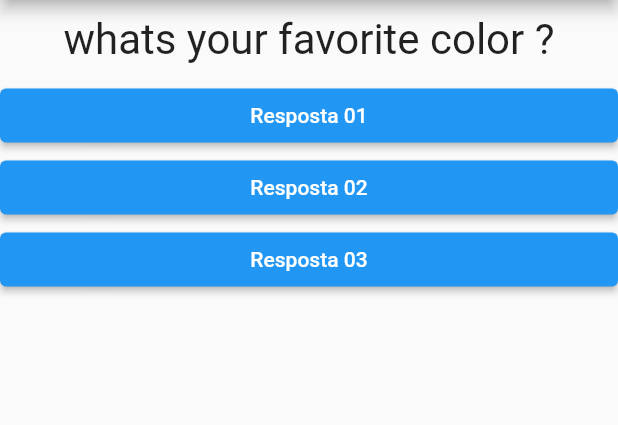
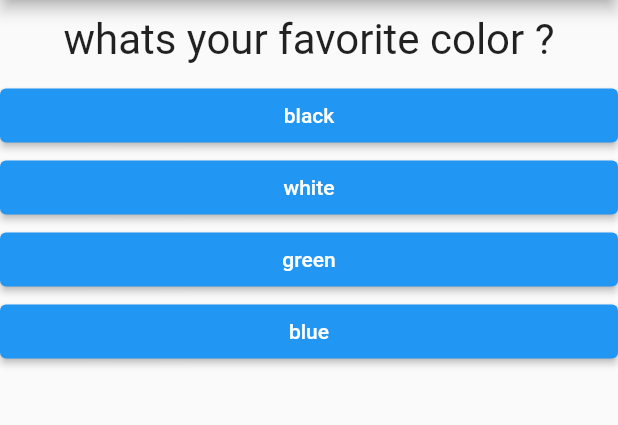
Before and after one commit to LeonardoPaiv/Curso_de_Flutter, a Flutter app: the screen it shows after launch, on a phone screen of 412 x 824 dp, the part 84-509 px from its top. Run offline on Flutter 3.47's test engine with Material 2 defaults, Android fonts, the phone set to English and light mode, and no system bars.

Commit message:
Add Results and quiz. first project done

```diff
--- a/Primeiro Projeto_Perguntas/project_questions/lib/answers.dart
+++ b/Primeiro Projeto_Perguntas/project_questions/lib/answers.dart
@@ -5,8 +5,9 @@ import 'package:flutter/src/material/colors.dart';
 
 class Answer extends StatelessWidget {
   final String txt;
+  final void Function() onPress;
 
-  Answer(this.txt);
+  Answer(this.txt, this.onPress);
 
   @override
   Widget build(BuildContext context) {
@@ -14,7 +15,7 @@ class Answer extends StatelessWidget {
       width: double.infinity,
       child: ElevatedButton(
         child: Text(txt),
-        onPressed: () {},
+        onPressed: onPress,
       ),
     );
   }
--- a/Primeiro Projeto_Perguntas/project_questions/lib/main.dart
+++ b/Primeiro Projeto_Perguntas/project_questions/lib/main.dart
@@ -1,40 +1,76 @@
 import 'package:flutter/material.dart';
-import './questions.dart';
-import './answers.dart';
+import 'quiz.dart';
+import 'Results.dart';
 
 main() => runApp(new AskApp());
 
 class _AskAppState extends State<AskApp> {
   var QuestionSelected = 0;
+  var _score = 0;
 
-  void _answer() {
+  bool get questionSelect {
+    return QuestionSelected < _Questions.length;
+  }
+
+  final List<Map<String, Object>> _Questions = const [
+    {
+      'text': 'whats your favorite color ?',
+      'answer': [
+        {'text': 'black', 'grade': 10},
+        {'text': 'white', 'grade': 10},
+        {'text': 'green', 'grade': 9},
+        {'text': 'blue', 'grade': 9},
+      ]
+    },
+    {
+      'text': 'whats your favorite animal ?',
+      'answer': [
+        {'text': 'cat', 'grade': 7},
+        {'text': 'dog', 'grade': 10},
+        {'text': 'fish', 'grade': 4},
+        {'text': 'bird', 'grade': 4},
+      ]
+    },
+    {
+      'text': 'why hire Leonardo?',
+      'answer': [
+        {'text': 'hardworking', 'grade': 0},
+        {'text': 'studious', 'grade': 0},
+        {'text': 'proactive', 'grade': 0},
+        {'text': 'all alternatives', 'grade': 10},
+      ]
+    }
+  ];
+
+  void _answer(int score) {
     setState(() {
       QuestionSelected++;
+      _score += score;
+
+      print('question answer');
     });
+  }
 
-    print('question answer');
+  void _restartQuiz() {
+    setState(() {
+      QuestionSelected = 0;
+      _score = 0;
+    });
   }
 
   @override
   Widget build(BuildContext context) {
-    final Questions = [
-      'whats your favorite color ?',
-      'whats your favorite animal ?'
-    ];
-
     return MaterialApp(
       home: Scaffold(
         appBar: AppBar(
           title: Center(child: Text('Quests')),
         ),
-        body: Column(
-          children: <Widget>[
-            Question(Questions[QuestionSelected]),
-            Answer('Resposta 01'),
-            Answer('Resposta 02'),
-            Answer('Resposta 03'),
-          ],
-        ),
+        body: questionSelect
+            ? Quiz(
+                Questions: _Questions,
+                QuestionSelected: QuestionSelected,
+                answer: _answer)
+            : Results(_score, _restartQuiz),
       ),
     );
   }
--- /dev/null
+++ b/Primeiro Projeto_Perguntas/project_questions/lib/quiz.dart
@@ -0,0 +1,36 @@
+import 'package:flutter/material.dart';
+import 'main.dart';
+import 'questions.dart';
+import 'answers.dart';
+
+class Quiz extends StatelessWidget {
+  final List<Map<String, Object>> Questions;
+  final QuestionSelected;
+  final void Function(int) answer;
+
+  Quiz({
+    required this.Questions,
+    required this.QuestionSelected,
+    required this.answer,
+  });
+
+  bool get questionSelect {
+    return QuestionSelected < Questions.length;
+  }
+
+  @override
+  Widget build(BuildContext context) {
+    List<Map<String, Object>> answers =
+        questionSelect ? Questions[QuestionSelected].cast()['answer'] : [];
+
+    return Column(
+      children: <Widget>[
+        Question(Questions[QuestionSelected]['text'].toString()),
+        ...answers
+            .map((txt) => Answer(txt['text'].toString(),
+                () => answer(int.parse(txt['grade'].toString()))))
+            .toList(),
+      ],
+    );
+  }
+}
```
Also changed, not shown: Primeiro Projeto_Perguntas/project_questions/lib/Results.dart (added, +44 -0 lines).
